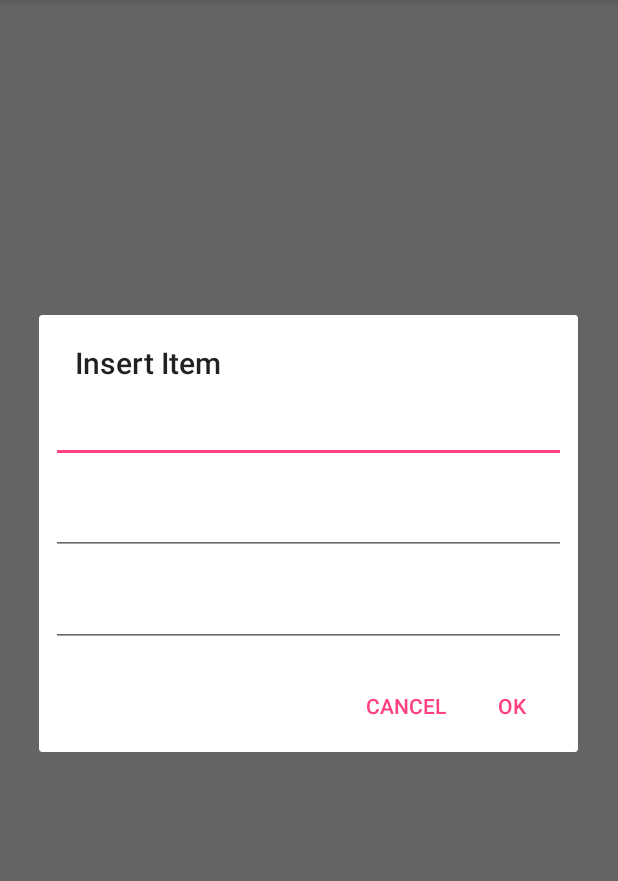
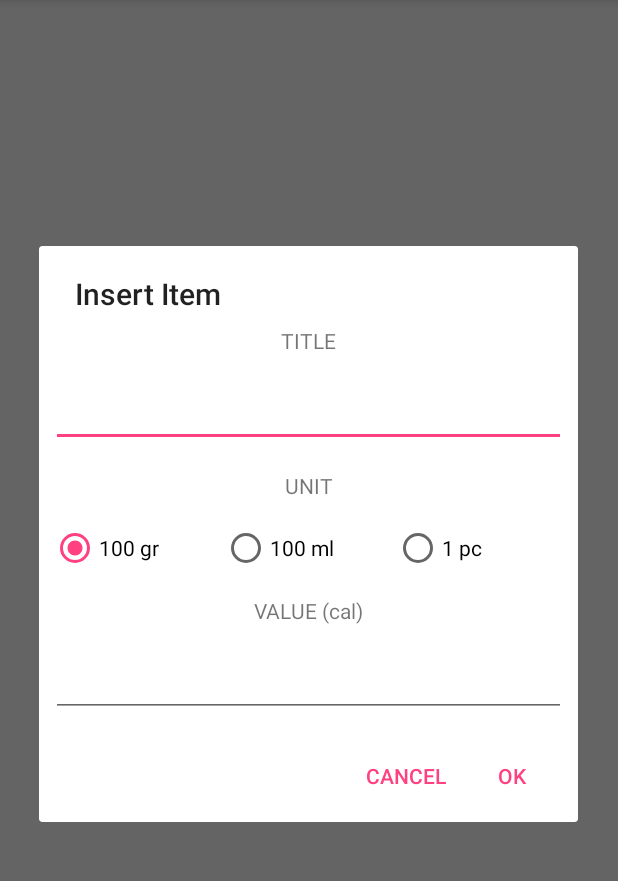
Before and after one commit to stock17/WeightLoser, an Android app: the FoodActivity screen opened directly, with no data from a screen before it, in the options menu, after a tap on "INSERT", on a phone screen of 412 x 824 dp, the part 84-965 px from its top. Run offline under Robolectric (Android 15) with nearby library versions, the phone set to English and light mode, and no system bars; our stand-ins replace ButterKnife.

Commit message:
refactored Food unit field to Type

```diff
--- a/app/src/main/java/com/yurima/weightloser/food/database/DbContract.java
+++ b/app/src/main/java/com/yurima/weightloser/food/database/DbContract.java
@@ -10,7 +10,7 @@ public final class DbContract {
         public static final String TABLE_NAME = "food";
         public static final String _ID = BaseColumns._ID;
         public static final String COLUMN_NAME_TITLE = "title";
-        public static final String COLUMN_NAME_UNIT = "unit";
+        public static final String COLUMN_NAME_UNITTYPE = "unit";
         public static final String COLUMN_NAME_VALUE = "value";
     }
 }
--- a/app/src/main/java/com/yurima/weightloser/food/database/DbHelper.java
+++ b/app/src/main/java/com/yurima/weightloser/food/database/DbHelper.java
@@ -14,8 +14,8 @@ public class DbHelper extends SQLiteOpenHelper {
             "CREATE TABLE " + FoodEntry.TABLE_NAME + " (" +
                     FoodEntry._ID + " INTEGER PRIMARY KEY," +
                     FoodEntry.COLUMN_NAME_TITLE + " TEXT," +
-                    FoodEntry.COLUMN_NAME_UNIT + " TEXT," +
-                    FoodEntry.COLUMN_NAME_VALUE + " TEXT)";
+                    FoodEntry.COLUMN_NAME_UNITTYPE + " INTEGER," +
+                    FoodEntry.COLUMN_NAME_VALUE + " INTEGER)";
 
     private static final String SQL_DELETE_FOOD_TABLE =
             "DROP TABLE IF EXISTS " + FoodEntry.TABLE_NAME;
--- a/app/src/main/res/layout/dialog_insert_item.xml
+++ b/app/src/main/res/layout/dialog_insert_item.xml
@@ -1,22 +1,73 @@
 <?xml version="1.0" encoding="utf-8"?>
 <LinearLayout xmlns:android="http://schemas.android.com/apk/res/android"
-    android:orientation="vertical" android:layout_width="match_parent"
-    android:layout_height="match_parent">
+    android:layout_width="match_parent"
+    android:layout_height="match_parent"
+    android:orientation="vertical">
+
+    <TextView
+        android:layout_width="match_parent"
+        android:layout_height="wrap_content"
+        android:layout_margin="8dp"
+        android:gravity="center"
+        android:text="TITLE" />
+
     <EditText
         android:id="@+id/et_insert_food_title"
         android:layout_width="match_parent"
         android:layout_height="wrap_content"
-        android:layout_margin="8dp"
-        />
-    <EditText
-        android:id="@+id/et_insert_food_unit"
+        android:layout_margin="8dp" />
+
+    <TextView
         android:layout_width="match_parent"
         android:layout_height="wrap_content"
-        android:layout_margin="8dp"/>
+        android:layout_margin="8dp"
+        android:gravity="center"
+        android:text="UNIT" />
+
+
+    <RadioGroup
+        android:id="@+id/radiogroup_unittype"
+        android:layout_width="match_parent"
+        android:layout_height="wrap_content"
+        android:layout_margin="8dp"
+        android:orientation="horizontal">
+
+        <RadioButton
+            android:id="@+id/rb_typefood_100gr"
+            android:layout_width="0dp"
+            android:layout_height="wrap_content"
+            android:layout_weight="1"
+            android:checked="true"
+            android:text="100 gr" />
+
+        <RadioButton
+            android:id="@+id/rb_typefood_100ml"
+            android:layout_width="0dp"
+            android:layout_height="wrap_content"
+            android:layout_weight="1"
+            android:text="100 ml" />
+
+        <RadioButton
+            android:id="@+id/rb_typefood_1pc"
+            android:layout_width="0dp"
+            android:layout_height="wrap_content"
+            android:layout_weight="1"
+            android:text="1 pc" />
+
+    </RadioGroup>
+
+
+    <TextView
+        android:layout_width="match_parent"
+        android:layout_height="wrap_content"
+        android:layout_margin="8dp"
+        android:gravity="center"
+        android:text="VALUE (cal)" />
+
     <EditText
         android:id="@+id/et_insert_food_value"
         android:layout_width="match_parent"
         android:layout_height="wrap_content"
-        android:layout_margin="8dp"/>
+        android:layout_margin="8dp" />
 
 </LinearLayout>
```
Also changed, not shown: app/src/main/java/com/yurima/weightloser/food/Food.java (+7 -7 lines), app/src/main/java/com/yurima/weightloser/food/FoodActivity.java (+27 -10 lines), app/src/main/java/com/yurima/weightloser/food/FoodListAdapter.java (+16 -4 lines), app/src/main/java/com/yurima/weightloser/food/database/DbAdapter.java (+11 -11 lines), app/src/main/res/layout/dialog_add_item.xml (deleted, +0 -21 lines).
